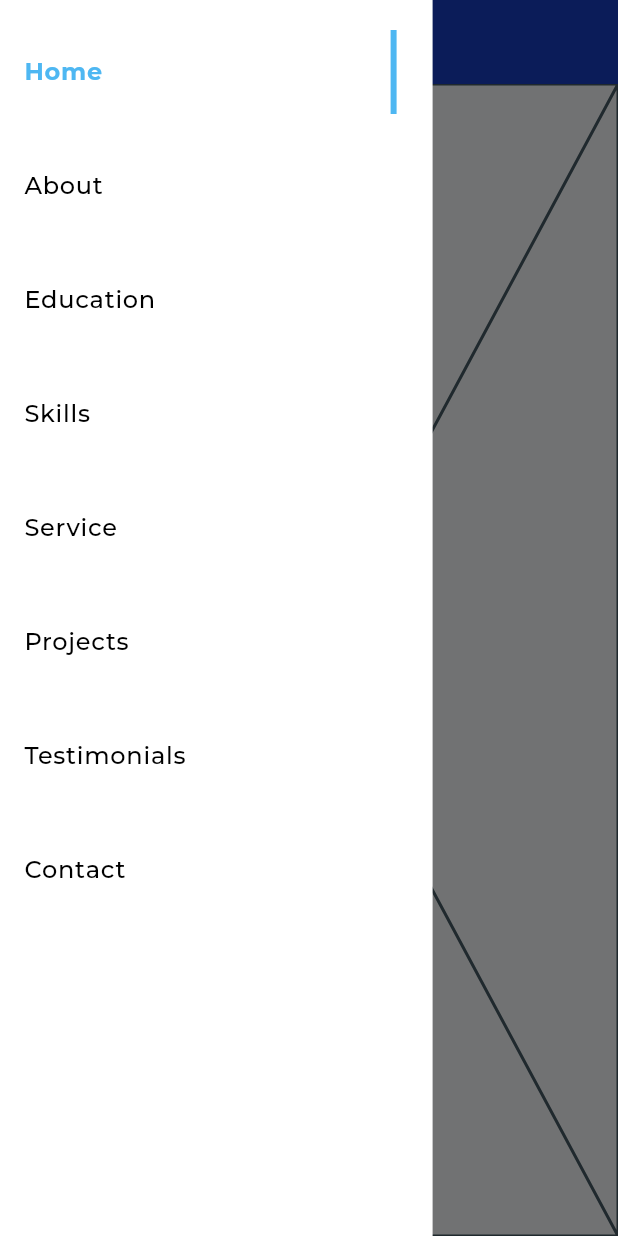
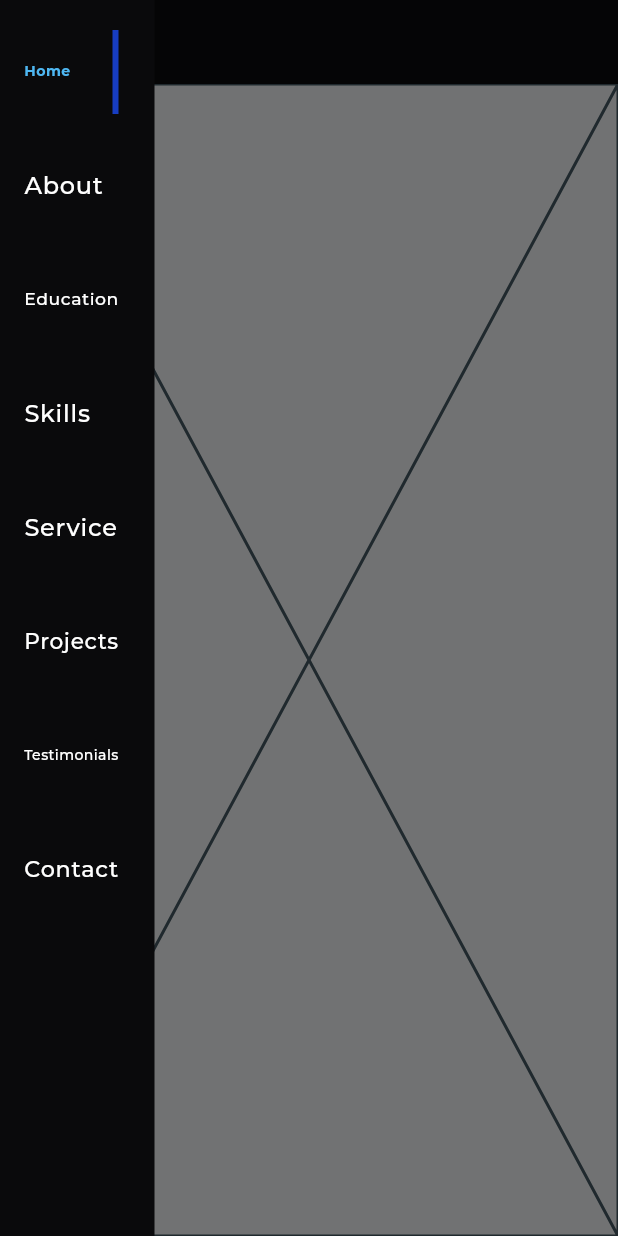
Before and after one commit to engAhmedSami/portfolio, a Flutter app: the screen it shows after launch, with the side drawer open, on a phone screen of 412 x 824 dp. Run offline on Flutter 3.47's test engine with Material 3 defaults, Android fonts, the phone set to English and light mode, and no system bars; our stand-ins replace font_awesome_flutter, video_player; project files that could hold a hidden picture were left out.

Commit message:
`Refactor layout and design for tablet and desktop views`

```diff
--- a/lib/layout/dash_board_view.dart
+++ b/lib/layout/dash_board_view.dart
@@ -20,12 +20,15 @@ class _DashBoardViewState extends State<DashBoardView> {
     SizeConfig.init(context);
     return Scaffold(
       key: scaffoldKey,
-      appBar: MediaQuery.sizeOf(context).width < SizeConfig.desktop
+      appBar: MediaQuery.sizeOf(context).width < SizeConfig.tablet
           ? AppBar(
               elevation: 0,
-              backgroundColor: const Color(0xff173dc2),
+              backgroundColor: const Color(0xff0a0a0c),
               leading: IconButton(
-                icon: const Icon(Icons.menu),
+                icon: const Icon(
+                  Icons.menu,
+                  color: Color(0xff173dc2),
+                ),
                 onPressed: () {
                   scaffoldKey.currentState!.openDrawer();
                 },
@@ -39,7 +42,7 @@ class _DashBoardViewState extends State<DashBoardView> {
       body: AdaptiveLayout(
         desktopLayout: (context) => const MyHomePage(),
         mobileLayout: (context) => const DashBoardMobileLayout(),
-        tabletLayout: (context) => const DashBoardTabletLayout(),
+        tabletLayout: (context) => const TabletLayout(),
       ),
     );
   }
--- a/lib/layout/size_config.dart
+++ b/lib/layout/size_config.dart
@@ -2,7 +2,7 @@ import 'package:flutter/material.dart';
 
 class SizeConfig {
   static const double desktop = 1200;
-  static const double tablet = 655;
+  static const double tablet = 1243.25;
 
   static late double width, height;
 
--- a/lib/views/drawer/active_and_inactive.dart
+++ b/lib/views/drawer/active_and_inactive.dart
@@ -18,7 +18,7 @@ class InActiveDrawerItem extends StatelessWidget {
         fit: BoxFit.scaleDown,
         child: Text(
           drawerItemModel.title,
-          style: AppStyles.styleMedium16,
+          style: AppStyles.styleMedium16.copyWith(color: Colors.white),
         ),
       ),
     );
@@ -46,7 +46,7 @@ class ActiveDrawerItem extends StatelessWidget {
       ),
       trailing: Container(
         width: 4,
-        decoration: const BoxDecoration(color: Color(0XFF4EB7F2)),
+        decoration: const BoxDecoration(color: Color(0XFF173dc2)),
       ),
     );
   }
--- a/lib/views/drawer/custom_drawer.dart
+++ b/lib/views/drawer/custom_drawer.dart
@@ -7,8 +7,8 @@ class CustomDrawer extends StatelessWidget {
   @override
   Widget build(BuildContext context) {
     return Container(
-      width: MediaQuery.of(context).size.width * 0.7,
-      color: Colors.white,
+      width: MediaQuery.of(context).size.width * 0.25,
+      color: Color(0xff0a0a0c),
       child: DrawerItemsListView(),
     );
   }
```
Also changed, not shown: lib/layout/tablet_layout.dart (+43 -3 lines).
